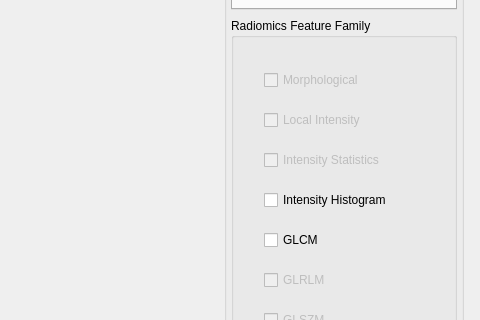
Above: platform/platform.ui from Jiwon-Hwang/Radiomics-Feature-Extraction before the change; both pictures show x 755 to 1235 and y 215 to 535 of the 1235 by 744 pixel window. Below: the same form after it.
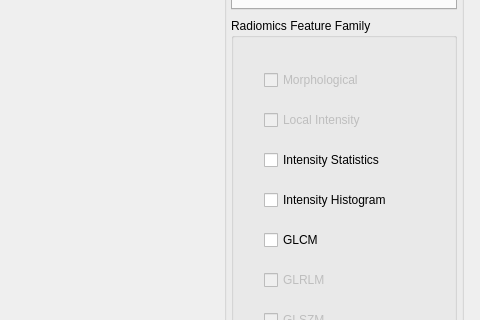
That is the form after the change. Icons and pictures are not drawn.

Diff of the .ui file:
```diff
--- a/platform/platform.ui
+++ b/platform/platform.ui
@@ -480,7 +480,7 @@
               <item>
                <widget class="QCheckBox" name="checkBox_2">
                 <property name="enabled">
-                 <bool>false</bool>
+                 <bool>true</bool>
                 </property>
                 <property name="focusPolicy">
                  <enum>Qt::NoFocus</enum>
```
Left out of the diff: 2 changed lines with no effect on the pictures.
